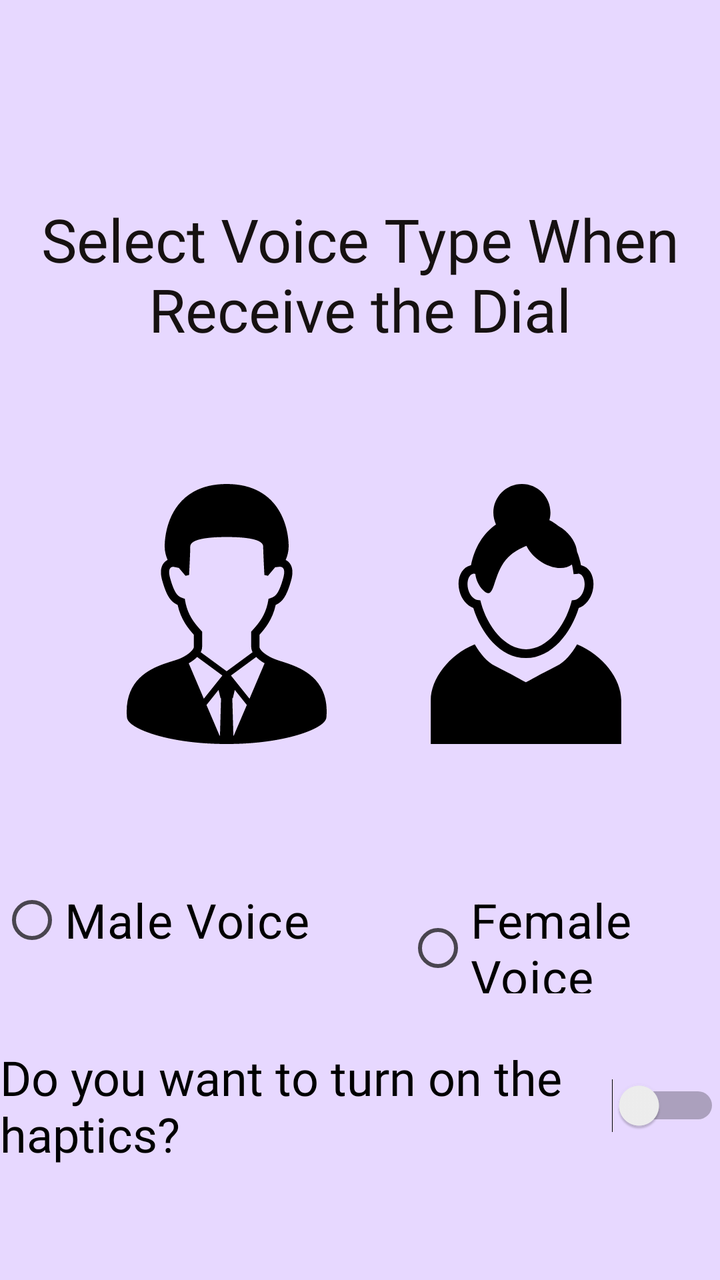
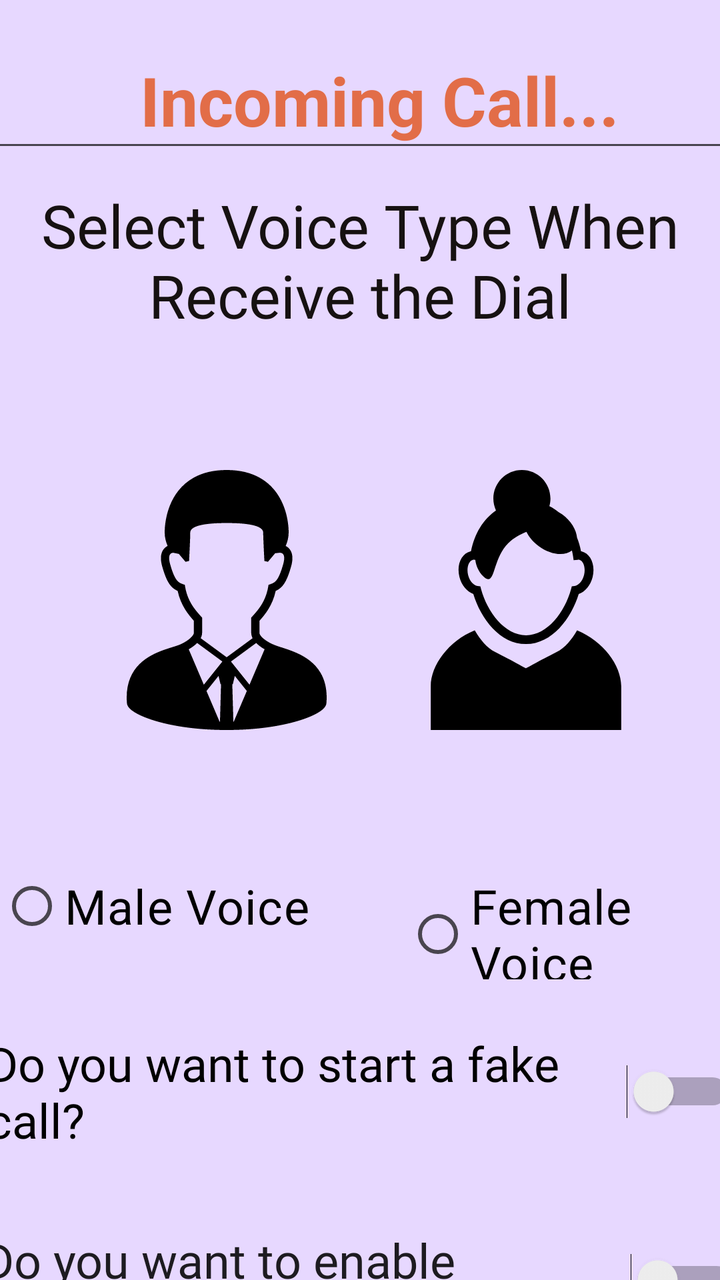

The first picture is an Android layout as it rendered before a commit; the second is the same layout after the commit. The layout source and the unified diff follow.
<!-- AndroidManifest.xml: application theme Theme.SafeHaven -->
<!-- res/layout/activity_fake_call.xml -->
<?xml version="1.0" encoding="utf-8"?>
<androidx.constraintlayout.widget.ConstraintLayout
    xmlns:android="http://schemas.android.com/apk/res/android"
    xmlns:app="http://schemas.android.com/apk/res-auto"
    xmlns:tools="http://schemas.android.com/tools"
    android:id="@+id/main"
    android:layout_width="match_parent"
    android:layout_height="match_parent"
    android:background="@color/main_color"
    tools:context=".FakeCallActivity">

    <RadioGroup
        android:id="@+id/Rg_voice_selection"
        android:layout_width="wrap_content"
        android:layout_height="wrap_content"
        android:layout_marginTop="64dp"
        android:orientation="horizontal"
        app:layout_constraintEnd_toEndOf="parent"
        app:layout_constraintStart_toStartOf="parent"
        app:layout_constraintTop_toBottomOf="@+id/IvMale">

        <RadioButton
            android:id="@+id/Rb_male"
            android:layout_width="wrap_content"
            android:layout_height="wrap_content"
            android:layout_marginEnd="48dp"
            android:text="Male Voice"
            android:textColor="@color/black"
            android:textSize="24sp" />

        <RadioButton
            android:id="@+id/Rb_Female"
            android:layout_width="wrap_content"
            android:layout_height="wrap_content"
            android:text="Female Voice"
            android:textColor="@color/black"
            android:textSize="24sp" />
    </RadioGroup>

    <TextView
        android:id="@+id/tv_select_voice"
        android:layout_width="0dp"
        android:layout_height="82dp"
        android:layout_marginTop="96dp"
        android:fontFamily="@font/amaranth_bold_italic"
        android:gravity="center"
        android:text="Select Voice Type When Receive the Dial"
        android:textColor="#161111"
        android:textSize="30sp"
        app:layout_constraintEnd_toEndOf="parent"
        app:layout_constraintStart_toStartOf="parent"
        app:layout_constraintTop_toTopOf="parent" />

    <ImageView
        android:id="@+id/IvMale"
        android:layout_width="170dp"
        android:layout_height="130dp"
        android:layout_marginTop="64dp"
        app:layout_constraintEnd_toEndOf="parent"
        app:layout_constraintHorizontal_bias="0.149"
        app:layout_constraintStart_toStartOf="parent"
        app:layout_constraintTop_toBottomOf="@+id/tv_select_voice"
        app:srcCompat="@drawable/ic_male" />

    <ImageView
        android:id="@+id/IvFemale"
        android:layout_width="170dp"
        android:layout_height="130dp"
        android:layout_marginTop="64dp"
        app:layout_constraintEnd_toEndOf="parent"
        app:layout_constraintHorizontal_bias="0.937"
        app:layout_constraintStart_toStartOf="parent"
        app:layout_constraintTop_toBottomOf="@+id/tv_select_voice"
        app:srcCompat="@drawable/ic_female" />

    <Switch
        android:id="@+id/SWHaptics"
        android:layout_width="wrap_content"
        android:layout_height="64dp"
        android:layout_marginTop="24dp"
        android:fontFamily="@font/amaranth_bold_italic"
        android:showText="false"
        android:text="Do you want to turn on the haptics?     "
        android:textColor="@color/black"
        android:textSize="24sp"
        app:layout_constraintEnd_toEndOf="parent"
        app:layout_constraintStart_toStartOf="parent"
        app:layout_constraintTop_toBottomOf="@+id/Rg_voice_selection" />

</androidx.constraintlayout.widget.ConstraintLayout>
<!-- resources referenced by this layout -->
<resources>
  <color name="black">#FF000000</color>
  <color name="main_color">#E7D8FF</color>
  <!-- drawable ic_female (drawable) -->
  <vector xmlns:android="http://schemas.android.com/apk/res/android"
      android:width="800dp"
      android:height="800dp"
      android:viewportWidth="530"
      android:viewportHeight="530">
    <path
        android:pathData="M152.95,165.6c-0.3,0.1 -0.7,0.1 -1,0.2c-18.9,4.7 -28.9,27.8 -22.6,52.4c4.2,16.8 15.2,29.9 28.3,34.4c15.1,50.2 54.3,102.2 107.3,102.2c53,0 92.2,-52 107.5,-102.1c13.1,-4.5 24,-17.6 28.3,-34.4c6.2,-24.6 -3.7,-47.6 -22.6,-52.4c-0.3,-0.1 -0.7,-0.1 -1,-0.2c-1.9,-9.8 -4.7,-19 -8.1,-27.6c-1.2,-15.9 -12.2,-34.3 -30.3,-47.7c-2.5,-1.9 -5.2,-3.4 -7.7,-4.9c-5.7,-4.5 -11.9,-8.5 -18.4,-11.7c1.4,-4.9 2.2,-10.2 2.2,-15.6c0,-32.1 -26.1,-58.2 -58.2,-58.2s-58.2,26.1 -58.2,58.2c0,8.6 2,16.8 5.3,24.2C178.35,100 159.95,129.1 152.95,165.6zM383.35,213.9c-3.4,13.5 -12.2,21.5 -19.2,22.5l-5.8,0.8l-1.5,5.7c-12.8,46.7 -48.4,94 -91.7,94s-79,-47.3 -91.7,-94l-1.5,-5.7l-5.8,-0.8c-7,-1 -15.8,-9 -19.2,-22.5c-3.5,-14.2 1,-28.6 9.8,-30.8c0.5,-0.1 1.2,-0.2 1.9,-0.2c0.4,0 1,0 1.4,0.1l1.6,0.1c1.6,12.5 6.7,24 15.6,32.9c26.4,26.4 17.1,-32.5 51.6,-66.8c10.7,-10.7 24.2,-17.7 37,-23.1c5.2,10.4 13.6,20.8 25.1,29.1c24.1,17.8 52.4,20.9 67.7,8.8c0.9,3.7 1.6,7.6 2.2,11.4l1.2,8.4l8.4,-0.8c1.2,-0.1 2.4,-0.1 3.4,0.1C382.35,185.3 386.85,199.7 383.35,213.9zM369.15,326.7c-11.3,19.2 -24.3,35.5 -41.7,44.3c-35.7,18.2 -62.2,33.1 -62.2,33.1l-0.1,-0.1v-0.3l-0.3,0.2l-0.3,-0.2v0.3l-0.1,0.1c0,0 -26.5,-14.8 -62.2,-33.1c-17.3,-8.9 -30.3,-25.1 -41.7,-44.3C107.75,348.1 70.85,397.6 70.85,440.6c0,45.4 0,89.4 0,89.4h193.8h0.8h193.7c0,0 0,-44 0,-89.4C458.85,397.6 422.05,348.4 369.15,326.7z"
        android:fillColor="#000000"/>
  </vector>
  <!-- drawable ic_male: vector/xml drawable (drawable, 3387 chars, omitted) -->
  <style name="Theme.SafeHaven" parent="Base.Theme.SafeHaven" />
  <style name="Base.Theme.SafeHaven" parent="Theme.Material3.DayNight.NoActionBar">
          
          
      </style>
</resources>

<!-- the commit's change to res/layout/activity_fake_call.xml (unified diff, before → after) -->
@@ -41,15 +41,16 @@
         android:id="@+id/tv_select_voice"
         android:layout_width="0dp"
         android:layout_height="82dp"
-        android:layout_marginTop="96dp"
+        android:layout_marginTop="8dp"
         android:fontFamily="@font/amaranth_bold_italic"
         android:gravity="center"
         android:text="Select Voice Type When Receive the Dial"
         android:textColor="#161111"
         android:textSize="30sp"
         app:layout_constraintEnd_toEndOf="parent"
+        app:layout_constraintHorizontal_bias="0.0"
         app:layout_constraintStart_toStartOf="parent"
-        app:layout_constraintTop_toTopOf="parent" />
+        app:layout_constraintTop_toBottomOf="@+id/TVTitle" />
 
     <ImageView
         android:id="@+id/IvMale"
@@ -74,17 +75,48 @@
         app:srcCompat="@drawable/ic_female" />
 
     <Switch
-        android:id="@+id/SWHaptics"
-        android:layout_width="wrap_content"
+        android:id="@+id/swVibration"
+        android:layout_width="378dp"
+        android:layout_height="53dp"
+        android:layout_marginTop="36dp"
+        android:fontFamily="@font/amaranth_bold_italic"
+        android:text="Do you want to enable Vibration mode?"
+        android:textSize="24sp"
+        app:layout_constraintEnd_toEndOf="parent"
+        app:layout_constraintHorizontal_bias="0.515"
+        app:layout_constraintStart_toStartOf="parent"
+        app:layout_constraintTop_toBottomOf="@+id/swVoice" />
+
+    <Switch
+        android:id="@+id/swVoice"
+        android:layout_width="374dp"
         android:layout_height="64dp"
         android:layout_marginTop="24dp"
         android:fontFamily="@font/amaranth_bold_italic"
         android:showText="false"
-        android:text="Do you want to turn on the haptics?     "
+        android:text="Do you want to start a fake call?     "
         android:textColor="@color/black"
         android:textSize="24sp"
         app:layout_constraintEnd_toEndOf="parent"
         app:layout_constraintStart_toStartOf="parent"
         app:layout_constraintTop_toBottomOf="@+id/Rg_voice_selection" />
 
+    <EditText
+        android:id="@+id/TVTitle"
+        android:layout_width="392dp"
+        android:layout_height="65dp"
+        android:layout_marginTop="16dp"
+        android:ems="10"
+        android:gravity="center"
+        android:inputType="text"
+        android:text="Incoming Call..."
+        android:textColor="#E26D48"
+        android:textColorLink="#E26D48"
+        android:textSize="34sp"
+        android:textStyle="bold"
+        app:layout_constraintEnd_toEndOf="parent"
+        app:layout_constraintHorizontal_bias="0.21"
+        app:layout_constraintStart_toStartOf="parent"
+        app:layout_constraintTop_toTopOf="parent" />
+
 </androidx.constraintlayout.widget.ConstraintLayout>
